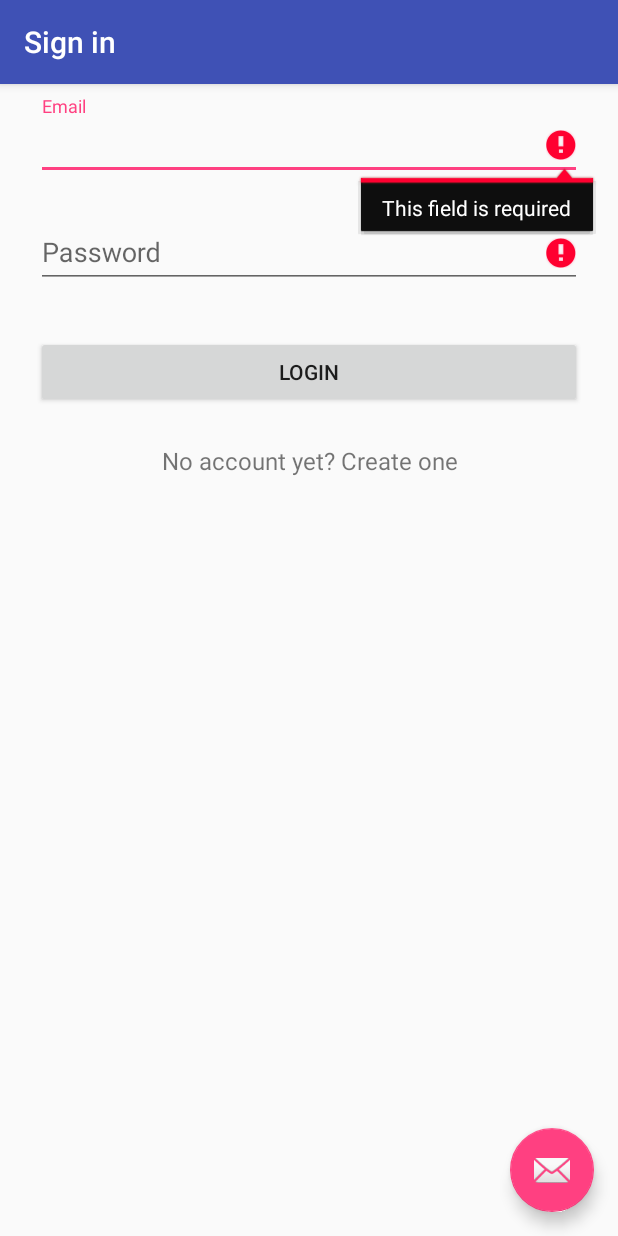
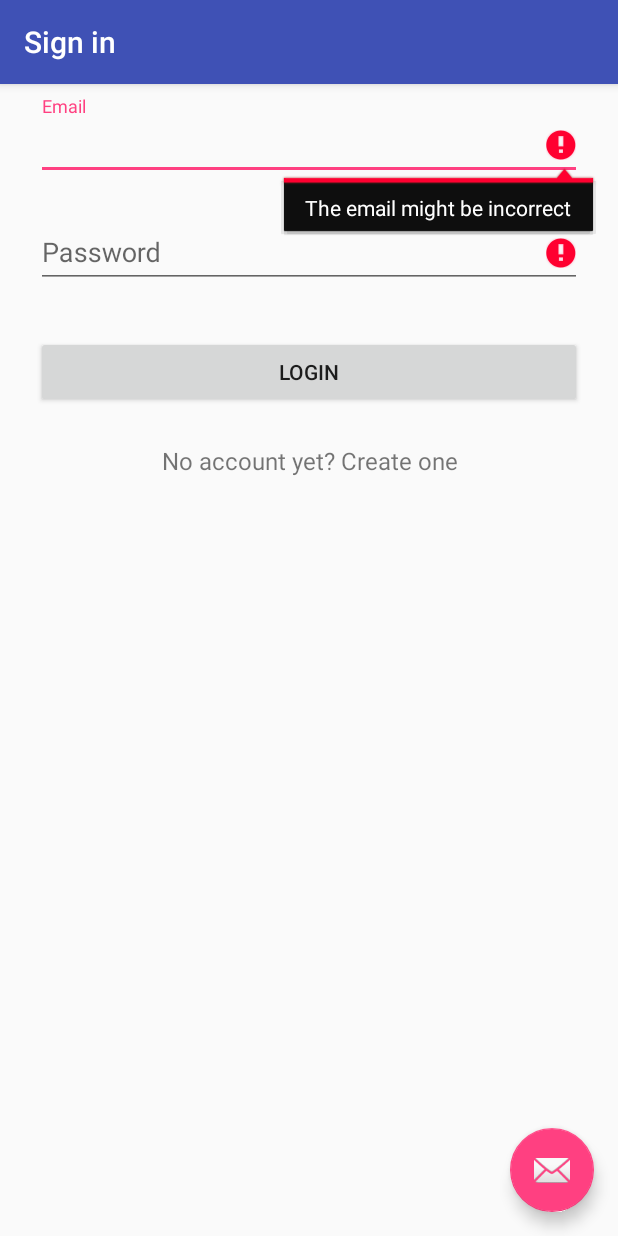
Before and after one commit to Murima/CensusApp, an Android app: the screen it shows after launch (LoginActivity), after a tap on "LOGIN", on a phone screen of 412 x 824 dp. Run offline under Robolectric (Android 15) with nearby library versions, the phone set to English and light mode, and no system bars.

Commit message:
fixed login logic

```diff
--- a/app/src/main/java/com/example/knbs/censusapp/LoginActivity.java
+++ b/app/src/main/java/com/example/knbs/censusapp/LoginActivity.java
@@ -48,6 +48,8 @@ public class LoginActivity extends AppCompatActivity {
     protected EditText etPassword;
     private UserLoginTask mAuthTask=null;
     protected Button btLogin;
+    public static String USER_EMAIL;
+    public static boolean TOKEN_AVAILABLE=false;
 
 
     @Override
@@ -60,7 +62,6 @@ public class LoginActivity extends AppCompatActivity {
 
         //setup login forms
         etEmail = (EditText) findViewById(R.id.input_email);
-        //populateAutoComplete();
         etPassword = (EditText) findViewById(R.id.input_password);
         etPassword.setOnEditorActionListener(new TextView.OnEditorActionListener() {
 
@@ -101,24 +102,26 @@ public class LoginActivity extends AppCompatActivity {
     public void attemptLogin() {
         // attempt to login the enumerator
 
+
         //reset errors
         etEmail.setError(null);
         etPassword.setError(null);
         String emailEntered = etEmail.getText().toString();
+
+        //store email for other classes to use
+        USER_EMAIL = emailEntered;
+
         String passwordEntered = etPassword.getText().toString();
 
         validateCredentials(emailEntered, passwordEntered);
+
         //everythings ok login
         mAuthTask = new UserLoginTask(this, emailEntered, passwordEntered);
         mAuthTask.execute();
 
-        TokenManagement tkMgmt = new TokenManagement(this);
-        String recvdToken = tkMgmt.getToken();
-        if (recvdToken != null) {
-            onLoginSuccess();
-        } else {
-            onLoginFailure();
-        }
+        Log.i("IN ATTEMPT LOGIN", "tokon_available status"+TOKEN_AVAILABLE);
+
+
     }
 
     private void validateCredentials(String emailEntered, String passwordEntered) {
@@ -190,10 +193,9 @@ public class LoginActivity extends AppCompatActivity {
         focusView=etEmail;
         focusView.requestFocus();
         btLogin.setClickable(true);
-        /*etPassword.setError(getSxtring(R.string.error_invalid_password));
-        etEmail.setError(getString(R.string.error_invalid_email));*/
+        etPassword.setError(getString(R.string.error_incorrect_password));
+        etEmail.setError(getString(R.string.error_email_incorrect));
     }
-
 
 
     public class UserLoginTask extends AsyncTask<Void, Void, Void> {
@@ -203,7 +205,6 @@ public class LoginActivity extends AppCompatActivity {
         private String email;
         private String password;
         StringBuilder resultBuilder;
-        public static final String TOKEN_PREFS ="my_tokens";
         ProgressDialog progressDiag;
         public LoginActivity activityContext;
 
@@ -267,7 +268,7 @@ public class LoginActivity extends AppCompatActivity {
                     String token = resultBuilder.toString();
                     storeToken(token);
 
-                Log.i("RESULTING TOKEN",""+resultBuilder.toString());
+                    Log.i("RESULTING TOKEN",""+resultBuilder.toString());
 
 
                 } catch (MalformedURLException e) {
@@ -275,7 +276,8 @@ public class LoginActivity extends AppCompatActivity {
                     e.printStackTrace();
                 } catch (IOException e) {
                     Log.e("IOException", "ERROR IN I/O :EXCEPTION BLOCK");
-                    //e.printStackTrace();
+                    e.printStackTrace();
+                    TOKEN_AVAILABLE=false;
                     String token = null;
                     storeToken(token);
 
@@ -290,10 +292,25 @@ public class LoginActivity extends AppCompatActivity {
             return null;
         }
 
-        private void storeToken(String token) {
+        private void storeToken(String tokenString) {
             //store the token retrieved
+            String tokenKey="token";
+            String tokenValue="";
+
+            try {
+                JSONObject jsonObject = new JSONObject(tokenString);
+                if(jsonObject.has(tokenKey)){
+                    TOKEN_AVAILABLE=true;
+                    tokenValue = jsonObject.getString(tokenKey);
+
+                }
+
+            }
+            catch (Exception e){
+                e.printStackTrace();
+            }
             TokenManagement tokenMgmt = new TokenManagement(activityContext);
-            tokenMgmt.storeToken(token);
+            tokenMgmt.storeToken(tokenValue);
         }
 
         public boolean isNetworkAvailable() {
@@ -314,6 +331,13 @@ public class LoginActivity extends AppCompatActivity {
             super.onPostExecute(aVoid);
             progressDiag.setMessage("Done!");
             progressDiag.dismiss();
+
+            if (TOKEN_AVAILABLE) {
+                onLoginSuccess();
+
+            } else {
+                onLoginFailure();
+            }
         }
     }
 }
--- a/app/src/main/res/values/strings.xml
+++ b/app/src/main/res/values/strings.xml
@@ -11,6 +11,7 @@
     <string name="error_invalid_password">This password is too short</string>
     <string name="error_incorrect_password">This password is incorrect</string>
     <string name="error_field_required">This field is required</string>
+    <string name="error_email_incorrect">The email might be incorrect</string>
     <string name="permission_rationale">"Contacts permissions are needed for providing email
         completions."
     </string>
```
Also changed, not shown: app/src/main/java/com/example/knbs/censusapp/EnumeratorIDActivity.java (+12 -6 lines), app/src/main/java/com/example/knbs/censusapp/api/ApiService.java (+8 -4 lines), app/src/main/res/layout/activity_enumerator_id.xml (+9 -3 lines).
